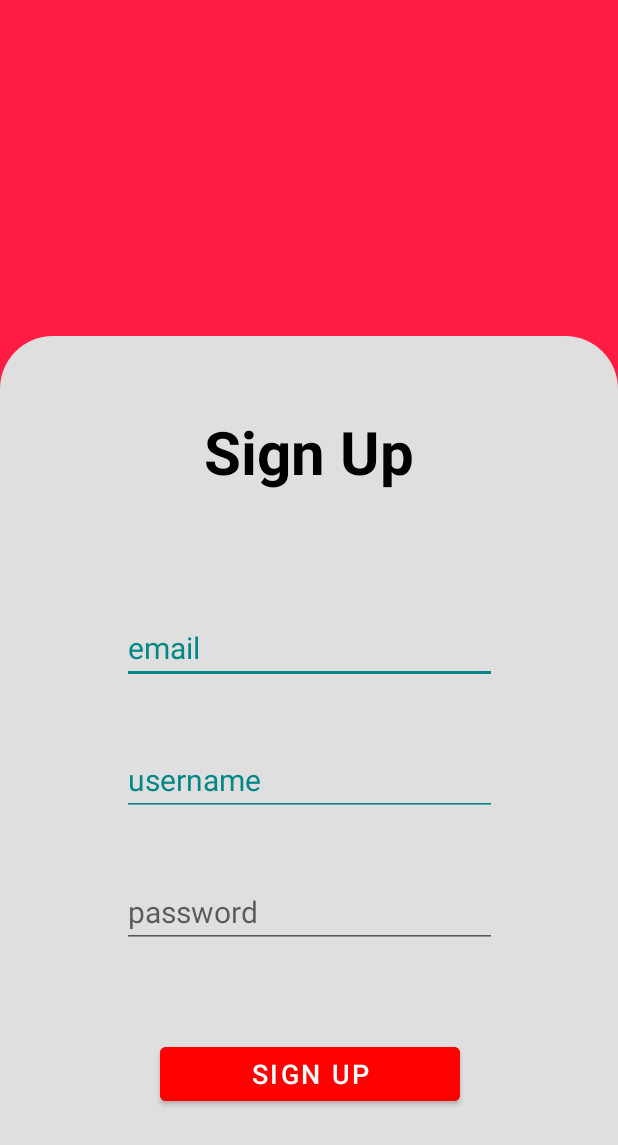
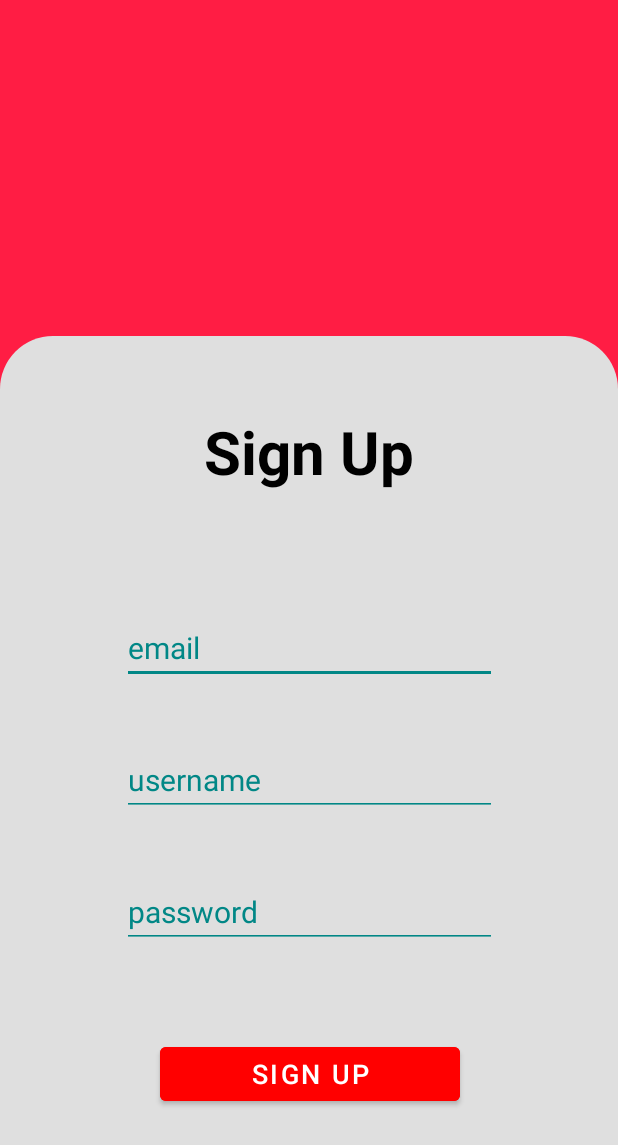
Before and after one commit to Hansrosean/NoteApp, an Android app: the screen it shows after launch (SignUpActivity), after a tap on "Sign Up", on a phone screen of 412 x 824 dp. Shown: the top 1145 px of the screen. Run offline under Robolectric (Android 15) with nearby library versions, the phone set to English and light mode, and no system bars; our stand-ins replace Room's generated code; 1 other tap on this screen came first.

Commit message:
Fix bugs dark mode setting in MainActivity.kt

```diff
--- a/app/src/main/java/com/umk/catatanku/activities/MainActivity.kt
+++ b/app/src/main/java/com/umk/catatanku/activities/MainActivity.kt
@@ -6,6 +6,7 @@ import androidx.appcompat.app.AppCompatActivity
 import android.os.Bundle
 import android.view.Menu
 import android.view.MenuItem
+import androidx.appcompat.app.AppCompatDelegate
 import androidx.datastore.core.DataStore
 import androidx.datastore.preferences.core.Preferences
 import androidx.datastore.preferences.preferencesDataStore
@@ -18,6 +19,7 @@ import com.umk.catatanku.databinding.ActivityMainBinding
 import com.umk.catatanku.preferences.SettingPreferences
 import com.umk.catatanku.preferences.UserPreference
 import com.umk.catatanku.viewmodel.MainViewModel
+import com.umk.catatanku.viewmodel.SettingViewModel
 
 private val Context.dataStore: DataStore<Preferences> by preferencesDataStore(name = "settings")
 
@@ -77,6 +79,15 @@ class MainActivity : AppCompatActivity() {
             }
         }
 
+        val settingViewModel = ViewModelProvider(this, ViewModelFactory(UserPreference.getInstance(dataStore), application, SettingPreferences.getInstance(dataStore))
+        )[SettingViewModel::class.java]
+        settingViewModel.getThemeSettings().observe(this) { isDarkModeEnable: Boolean ->
+            if (isDarkModeEnable) {
+                AppCompatDelegate.setDefaultNightMode(AppCompatDelegate.MODE_NIGHT_YES)
+            } else {
+                AppCompatDelegate.setDefaultNightMode(AppCompatDelegate.MODE_NIGHT_NO)
+            }
+        }
     }
 
     private fun obtainViewModel(activity: AppCompatActivity): MainViewModel {
--- a/app/src/main/res/layout/activity_homepage.xml
+++ b/app/src/main/res/layout/activity_homepage.xml
@@ -70,6 +70,7 @@
             android:layout_marginTop="30dp"
             android:backgroundTint="@color/red"
             android:text="@string/login"
+            android:textColor="@color/white"
             android:textSize="18sp"
             app:layout_constraintEnd_toEndOf="@+id/edt_password"
             app:layout_constraintStart_toStartOf="@+id/edt_password"
@@ -82,7 +83,7 @@
             android:layout_marginBottom="10dp"
             android:clickable="true"
             android:focusable="true"
-            android:text="@string/sign_up"
+            android:text="@string/sign_up_link"
             android:textSize="21sp"
             android:textColor="@color/purple_500"
             app:layout_constraintBottom_toBottomOf="parent"
--- a/app/src/main/res/layout/activity_main.xml
+++ b/app/src/main/res/layout/activity_main.xml
@@ -4,8 +4,7 @@
     xmlns:tools="http://schemas.android.com/tools"
     android:layout_width="match_parent"
     android:layout_height="match_parent"
-    android:orientation="vertical"
-    android:backgroundTint="@color/teal_700">
+    android:orientation="vertical">
 
     <androidx.recyclerview.widget.RecyclerView
         android:id="@+id/rv_notes"
--- a/app/src/main/res/layout/activity_sign_up.xml
+++ b/app/src/main/res/layout/activity_sign_up.xml
@@ -11,9 +11,9 @@
         android:id="@+id/linearLayout"
         android:layout_width="match_parent"
         android:layout_height="600dp"
-        android:orientation="vertical"
         android:background="@drawable/shape"
         android:backgroundTint="@color/light_gray"
+        android:orientation="vertical"
         app:layout_constraintBottom_toBottomOf="parent"
         app:layout_constraintEnd_toEndOf="parent"
         app:layout_constraintStart_toStartOf="parent">
@@ -23,7 +23,7 @@
             android:layout_width="wrap_content"
             android:layout_height="wrap_content"
             android:layout_marginTop="50dp"
-            android:text="@string/sign_up"
+            android:text="@string/sign_up_title"
             android:textColor="@color/black"
             android:textSize="40sp"
             android:textStyle="bold"
@@ -36,29 +36,30 @@
             android:layout_width="250dp"
             android:layout_height="wrap_content"
             android:layout_marginTop="80dp"
+            android:autofillHints="emailAddress"
+            android:backgroundTint="@color/teal_700"
             android:hint="@string/email"
+            android:inputType="textEmailAddress"
+            android:textColor="@color/black"
+            android:textColorHint="@color/teal_700"
             android:textSize="20sp"
-            android:inputType="textEmailAddress"
-            android:autofillHints="emailAddress"
-            android:textColor="@color/black"
-            android:backgroundTint="@color/teal_700"
-            android:textColorHint="@color/teal_700"
             app:layout_constraintEnd_toEndOf="@+id/textView2"
             app:layout_constraintStart_toStartOf="@+id/textView2"
-            app:layout_constraintTop_toBottomOf="@+id/textView2" />
+            app:layout_constraintTop_toBottomOf="@+id/textView2"/>
+
 
         <EditText
             android:id="@+id/edt_username_signup"
             android:layout_width="250dp"
             android:layout_height="wrap_content"
             android:layout_marginTop="40dp"
+            android:autofillHints="username"
+            android:backgroundTint="@color/teal_700"
             android:hint="@string/username"
+            android:inputType="text"
+            android:textColor="@color/black"
+            android:textColorHint="@color/teal_700"
             android:textSize="20sp"
-            android:inputType="text"
-            android:autofillHints="username"
-            android:textColor="@color/black"
-            android:backgroundTint="@color/teal_700"
-            android:textColorHint="@color/teal_700"
             app:layout_constraintEnd_toEndOf="@+id/edt_email_signup"
             app:layout_constraintStart_toStartOf="@+id/edt_email_signup"
             app:layout_constraintTop_toBottomOf="@+id/edt_email_signup" />
@@ -68,10 +69,13 @@
             android:layout_width="250dp"
             android:layout_height="wrap_content"
             android:layout_marginTop="40dp"
+            android:autofillHints="password"
+            android:backgroundTint="@color/teal_700"
             android:hint="@string/password"
+            android:inputType="textPassword"
+            android:textColor="@color/black"
+            android:textColorHint="@color/teal_700"
             android:textSize="20sp"
-            android:inputType="textPassword"
-            android:autofillHints="password"
             app:layout_constraintEnd_toEndOf="@+id/edt_username_signup"
             app:layout_constraintStart_toStartOf="@+id/edt_username_signup"
             app:layout_constraintTop_toBottomOf="@+id/edt_username_signup" />
@@ -82,7 +86,8 @@
             android:layout_height="wrap_content"
             android:layout_marginTop="60dp"
             android:backgroundTint="@color/red"
-            android:text="@string/sign_up"
+            android:text="@string/sign_up_title"
+            android:textColor="@color/white"
             android:textSize="18sp"
             app:layout_constraintEnd_toEndOf="@+id/edt_password_signup"
             app:layout_constraintStart_toStartOf="@+id/edt_password_signup"
--- a/app/src/main/res/layout/item_row_note.xml
+++ b/app/src/main/res/layout/item_row_note.xml
@@ -33,6 +33,7 @@
                 android:layout_marginBottom="15dp"
                 android:gravity="start"
                 android:text="@string/description"
+                android:maxLines="1"
                 android:textSize="16sp"/>
 
             <TextView
--- a/app/src/main/res/values/strings.xml
+++ b/app/src/main/res/values/strings.xml
@@ -3,7 +3,8 @@
     <string name="homepage_title">CatatanKu</string>
     <string name="login">Login</string>
     <string name="or">Or</string>
-    <string name="sign_up">Sign Up</string>
+    <string name="sign_up_link"><u>Sign Up</u></string>
+    <string name="sign_up_title">Sign Up</string>
     <string name="username">username</string>
     <string name="password">password</string>
     <string name="email">email</string>
@@ -30,7 +31,7 @@
     <string name="changed">Satu item berhasil diubah</string>
     <string name="deleted">Satu item berhasil dihapus</string>
     <string name="edit">Edit</string>
-    <string name="my_profile">My profile</string>
+    <string name="my_profile">Profile</string>
     <string name="setting">Setting</string>
     <string name="logout">Logout</string>
     <string name="dark_mode">Dark Mode</string>
```
